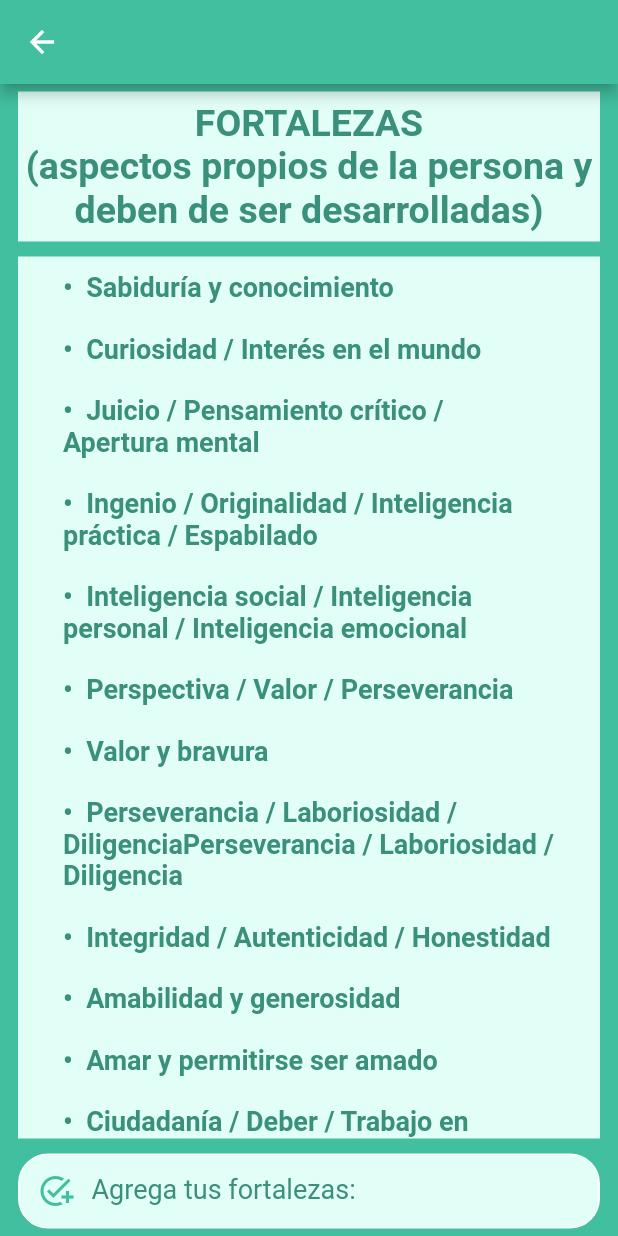
After one commit to xxHarper/serenev1, a Flutter app: the Foda screen opened directly, after a tap on "Fortalezas", on a phone screen of 412 x 824 dp. The commit adds this screen. Run offline on Flutter 3.47's test engine with Material 2 defaults, Android fonts, the phone set to English and light mode, and no system bars; our stand-ins replace animated_text_kit, better_player, cloud_firestore, firebase_auth, firebase_core, firebase_messaging and 5 more; accounts and stored records are empty.

Commit message:
Diseño FODA Fortalcezas terminado

```diff
--- /dev/null
+++ b/lib/components/my_foda_listview_builder.dart
@@ -0,0 +1,46 @@
+import 'package:flutter/material.dart';
+
+class MyFodaListviewBuilder extends StatefulWidget {
+  final List<String> list;
+  final Color back;
+  final Color lightBackground;
+  final Color letter;
+
+  MyFodaListviewBuilder({
+    Key? key,
+    required this.list,
+    required this.back,
+    required this.lightBackground,
+    required this.letter,
+  }) : super(key: key);
+
+  @override
+  _MyFodaListviewBuilderState createState() => _MyFodaListviewBuilderState();
+}
+
+class _MyFodaListviewBuilderState extends State<MyFodaListviewBuilder> {
+  @override
+  Widget build(BuildContext context) {
+    return Expanded(
+      child: Container(
+        color: widget.lightBackground,
+        margin: const EdgeInsets.symmetric(vertical: 5, horizontal: 12),
+        child: ListView.builder(
+            itemCount: widget.list.length,
+            itemBuilder: (BuildContext context, int index) {
+              return Container(
+                  margin:
+                      const EdgeInsets.symmetric(vertical: 10, horizontal: 10),
+                  padding: const EdgeInsets.symmetric(horizontal: 20),
+                  child: Text(
+                    widget.list[index],
+                    style: TextStyle(
+                        color: widget.letter,
+                        fontSize: 18,
+                        fontWeight: FontWeight.bold),
+                  ));
+            }),
+      ),
+    );
+  }
+}
--- /dev/null
+++ b/lib/components/my_foda_textfield.dart
@@ -0,0 +1,67 @@
+import 'package:flutter/material.dart';
+
+class MyFodaTextfield extends StatefulWidget {
+  final Function(String)? onSubmitted;
+  TextEditingController textController;
+  final List<String> list;
+  final String hint;
+  final Color back;
+  final Color lightBackground;
+  final Color letter;
+  final Color border;
+
+  MyFodaTextfield(
+      {Key? key,
+      required this.onSubmitted,
+      required this.textController,
+      required this.list,
+      required this.hint,
+      required this.back,
+      required this.lightBackground,
+      required this.letter,
+      required this.border})
+      : super(key: key);
+
+  @override
+  _MyFodaTextfieldState createState() => _MyFodaTextfieldState();
+}
+
+class _MyFodaTextfieldState extends State<MyFodaTextfield> {
+  @override
+  Widget build(BuildContext context) {
+    return Container(
+        decoration: BoxDecoration(
+            color: widget.lightBackground,
+            border: Border.all(color: Colors.white),
+            borderRadius: BorderRadius.circular(20)),
+        margin: const EdgeInsets.symmetric(vertical: 5, horizontal: 12),
+        child: TextField(
+          controller: widget.textController,
+          onSubmitted: widget.onSubmitted,
+          style: TextStyle(
+            color: widget.letter,
+            fontSize: 18,
+            fontWeight: FontWeight.bold,
+          ),
+          cursorColor: widget.back,
+          decoration: InputDecoration(
+            prefixIconColor: widget.back,
+            prefixIcon: const Icon(Icons.add_task),
+            iconColor: widget.back,
+            hintStyle: TextStyle(
+              color: widget.letter,
+              fontSize: 18,
+              fontWeight: FontWeight.normal,
+            ),
+            hintText: widget.hint,
+            border: InputBorder.none,
+            focusedBorder: OutlineInputBorder(
+                borderRadius: const BorderRadius.all(Radius.circular(20)),
+                borderSide: BorderSide(width: 2, color: widget.border)),
+            /* enabledBorder: OutlineInputBorder(borderSide: BorderSide(width: 2, color: Colors.redAccent)),
+                    border: OutlineInputBorder(
+                        borderRadius: BorderRadius.all(Radius.circular(10))), */
+          ),
+        ));
+  }
+}
--- a/lib/components/my_top_module_title.dart
+++ b/lib/components/my_top_module_title.dart
@@ -1,10 +1,14 @@
 import 'package:flutter/material.dart';
 
 class MyTopModuleTitle extends StatelessWidget {
+  final String title;
   final Color letter;
   final Color lightBackground;
   const MyTopModuleTitle(
-      {Key? key, required this.letter, required this.lightBackground})
+      {Key? key,
+      required this.title,
+      required this.letter,
+      required this.lightBackground})
       : super(key: key);
 
   @override
@@ -16,7 +20,7 @@ class MyTopModuleTitle extends StatelessWidget {
       width: double.infinity,
       color: lightBackground,
       child: Text(
-        "Bloque 1 \nAumenta tu motivación",
+        title,
         textAlign: TextAlign.center,
         style: TextStyle(
           color: letter,
--- a/lib/modules/module_1/detonant.dart
+++ b/lib/modules/module_1/detonant.dart
@@ -26,7 +26,10 @@ class _DetonantState extends State<Detonant> {
       backgroundColor: back,
       body: Column(
         children: [
-          MyTopModuleTitle(letter: letter, lightBackground: lightBackground),
+          MyTopModuleTitle(
+              title: "Bloque 1 \nAumenta tu motivación",
+              letter: letter,
+              lightBackground: lightBackground),
           Expanded(
             child: Container(
               color: lightBackground,
--- a/lib/modules/module_1/foda.dart
+++ b/lib/modules/module_1/foda.dart
@@ -1,6 +1,7 @@
 import 'package:flutter/material.dart';
 import 'package:serenev1/components/my_circular_container.dart';
 import 'package:serenev1/components/my_foda_container.dart';
+import 'package:serenev1/modules/module_1/strengths.dart';
 
 class Foda extends StatefulWidget {
   const Foda({Key? key}) : super(key: key);
@@ -15,6 +16,33 @@ class _FodaState extends State<Foda> {
   final Color letter = const Color(0XFF3A907A);
   final String instructions =
       "Ahora que has reflexionado sobre tus metas y has entendido lo importante que es tenerlas, vamos a hacer un ejercicio que te ayudará a comprender por qué es tan crucial que te esfuerces por alcanzarlas. Saber esto puede brindarte una motivación significativa y, cada vez que te sientas tentado a abandonar tu meta, podrás recordar tu \"por qué\".";
+
+  List<String> strenghts = [
+    "•  Sabiduría y conocimiento",
+    "•  Curiosidad / Interés en el mundo",
+    "•  Juicio / Pensamiento crítico / Apertura mental",
+    "•  Ingenio / Originalidad / Inteligencia práctica / Espabilado",
+    "•  Inteligencia social / Inteligencia personal / Inteligencia emocional",
+    "•  Perspectiva / Valor / Perseverancia",
+    "•  Valor y bravura",
+    "•  Perseverancia / Laboriosidad / DiligenciaPerseverancia / Laboriosidad / Diligencia",
+    "•  Integridad / Autenticidad / Honestidad",
+    "•  Amabilidad y generosidad",
+    "•  Amar y permitirse ser amado",
+    "•  Ciudadanía / Deber / Trabajo en equipo / Lealtad",
+    "•  Imparcialidad e igualdad",
+    "•  Liderazgo",
+    "•  Autocontrol",
+    "•  Prudencia / Discreción / Cautela",
+    "•  Humildad y modestia",
+    "•  Aprecio por la belleza y la excelencia",
+    "•  Gratitud",
+    "•  Esperanza / Optimismo / Pensamiento orientado al futuro",
+    "•  Espiritualidad / Sentido de propósito / Religiosidad",
+    "•  Perdón y piedad",
+    "•  Jocosidad y humor",
+    "•  Vivacidad / Pasión / Entusiasmo",
+  ];
 
   @override
   Widget build(BuildContext context) {
@@ -48,25 +76,45 @@ class _FodaState extends State<Foda> {
                       shrinkWrap: true,
                       physics: const NeverScrollableScrollPhysics(),
                       padding: const EdgeInsets.symmetric(horizontal: 10),
-                      children: const <Widget>[
-                        MyFodaContainer(
-                            txt: "Fortalezas",
-                            backColor: Colors.cyan,
-                            boxShadowColor: Colors.cyanAccent),
+                      children: <Widget>[
+                        //STRENGHTS CONTAINER
+                        GestureDetector(
+                          onTap: () {
+                            Navigator.push(
+                              context,
+                              MaterialPageRoute(
+                                  builder: (context) => Strengths(
+                                        strengthsList: strenghts,
+                                      )),
+                            );
+                          },
+                          child: MyFodaContainer(
+                              txt: "Fortalezas",
+                              backColor: Colors.cyan,
+                              boxShadowColor: Colors.cyanAccent),
+                        ),
+
+                        //WEAKNESSES CONTAINER
                         MyFodaContainer(
                             txt: "Amenzas",
                             backColor: Colors.lightGreen,
                             boxShadowColor: Colors.lightGreenAccent),
+
+                        //OPPORTUNITIES CONTAINER
                         MyFodaContainer(
                             txt: "Oportunidades",
                             backColor: Colors.grey,
                             boxShadowColor: Colors.blueGrey),
+
+                        //THREADS CONTAINER
                         MyFodaContainer(
                             txt: "Debilidades",
                             backColor: Colors.pink,
                             boxShadowColor: Colors.pinkAccent),
                       ],
                     ),
+
+                    //ME CONTAINER
                     const Center(
                       child: MyCircularContainer(
                         size: 150,
--- a/lib/modules/module_1/module_1.dart
+++ b/lib/modules/module_1/module_1.dart
@@ -31,7 +31,10 @@ class _Module1State extends State<Module1> {
       body: Column(
         mainAxisAlignment: MainAxisAlignment.spaceBetween,
         children: [
-          MyTopModuleTitle(letter: letter, lightBackground: lightBackground),
+          MyTopModuleTitle(
+              title: "Bloque 1 \nAumenta tu motivación",
+              letter: letter,
+              lightBackground: lightBackground),
           Expanded(
             child: Container(
               margin: const EdgeInsets.symmetric(vertical: 10, horizontal: 12),
--- a/lib/modules/module_1/objectives.dart
+++ b/lib/modules/module_1/objectives.dart
@@ -42,7 +42,10 @@ class _ObjectivesState extends State<Objectives> {
       backgroundColor: back,
       body: Column(
         children: [
-          MyTopModuleTitle(letter: letter, lightBackground: lightBackground),
+          MyTopModuleTitle(
+              title: "Bloque 1 \nAumenta tu motivación",
+              letter: letter,
+              lightBackground: lightBackground),
           Expanded(
               child: SingleChildScrollView(
             child: Container(
--- a/lib/modules/module_1/quiz.dart
+++ b/lib/modules/module_1/quiz.dart
@@ -45,7 +45,10 @@ class _QuizState extends State<Quiz> {
       body: SingleChildScrollView(
         child: Column(
           children: [
-            MyTopModuleTitle(letter: letter, lightBackground: lightBackground),
+            MyTopModuleTitle(
+                title: "Bloque 1 \nAumenta tu motivación",
+                letter: letter,
+                lightBackground: lightBackground),
             Container(
               alignment: Alignment.center,
               margin: const EdgeInsets.symmetric(vertical: 5, horizontal: 12),
--- /dev/null
+++ b/lib/modules/module_1/strengths.dart
@@ -0,0 +1,67 @@
+import 'package:flutter/material.dart';
+import 'package:serenev1/components/my_foda_listview_builder.dart';
+import 'package:serenev1/components/my_foda_textfield.dart';
+import 'package:serenev1/components/my_simple_button.dart';
+import 'package:serenev1/components/my_top_module_title.dart';
+
+class Strengths extends StatefulWidget {
+  List<String> strengthsList;
+
+  Strengths({Key? key, required this.strengthsList}) : super(key: key);
+
+  @override
+  _StrengthsState createState() => _StrengthsState();
+}
+
+class _StrengthsState extends State<Strengths> {
+  final Color back = const Color(0xff42BF9F);
+  final Color lightBackground = const Color(0XFFE2FFF7);
+  final Color letter = const Color(0XFF3A907A);
+  final Color border = Colors.greenAccent;
+
+  final TextEditingController strengthsController = TextEditingController();
+
+  @override
+  Widget build(BuildContext context) {
+    return Scaffold(
+        appBar: AppBar(
+          backgroundColor: back,
+        ),
+        backgroundColor: back,
+        body: Column(
+          children: [
+            //TITLE
+            MyTopModuleTitle(
+                title:
+                    "FORTALEZAS\n(aspectos propios de la persona y deben de ser desarrolladas)",
+                letter: letter,
+                lightBackground: lightBackground),
+
+            // SHOW THE LIST OF STRENGHTS
+            MyFodaListviewBuilder(
+                list: widget.strengthsList,
+                back: back,
+                lightBackground: lightBackground,
+                letter: letter),
+
+            // ADD NEW STRENGHTS
+            MyFodaTextfield(
+                onSubmitted: (text) {
+                  if (text == "") {
+                  } else {
+                    widget.strengthsList.add("•  " + text);
+                    strengthsController.clear();
+                    setState(() {});
+                  }
+                },
+                textController: strengthsController,
+                list: widget.strengthsList,
+                hint: "Agrega tus fortalezas:",
+                back: back,
+                lightBackground: lightBackground,
+                letter: letter,
+                border: border),
+          ],
+        ));
+  }
+}
--- a/lib/modules/module_1/video.dart
+++ b/lib/modules/module_1/video.dart
@@ -21,7 +21,10 @@ class Video extends StatelessWidget {
       backgroundColor: back,
       body: Column(
         children: [
-          MyTopModuleTitle(letter: letter, lightBackground: lightBackground),
+          MyTopModuleTitle(
+              title: "Bloque 1 \nAumenta tu motivación",
+              letter: letter,
+              lightBackground: lightBackground),
           Expanded(
             child: Container(
               color: lightBackground,
```
